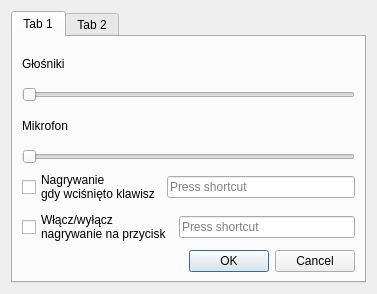
Qt form JaroEliCall/gui/settings.ui (jaroslaw-wieczorek/Project_IP_Telephony_Python_Voip) before a commit.
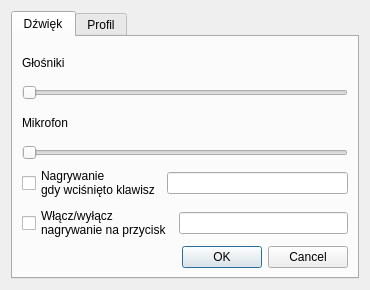
The same form after that commit. The open tabs and pages were chosen to show the change.

The edit to the form file:
```diff
--- a/JaroEliCall/gui/settings.ui
+++ b/JaroEliCall/gui/settings.ui
@@ -9,8 +9,8 @@
    <rect>
     <x>0</x>
     <y>0</y>
-    <width>377</width>
-    <height>294</height>
+    <width>370</width>
+    <height>290</height>
    </rect>
   </property>
   <property name="minimumSize">
@@ -22,8 +22,6 @@
   <property name="windowTitle">
    <string>Ustawienia</string>
   </property>
-  <layout class="QVBoxLayout" name="verticalLayout_4">
-   <item>
     <layout class="QVBoxLayout" name="verticalLayout_3">
      <item>
       <widget class="QTabWidget" name="tabWidget">
@@ -32,7 +30,7 @@
        </property>
        <widget class="QWidget" name="tab_sound">
         <attribute name="title">
-         <string>Tab 1</string>
+       <string>Dźwięk</string>
         </attribute>
         <layout class="QVBoxLayout" name="verticalLayout">
          <item>
@@ -78,7 +76,7 @@
             </widget>
            </item>
            <item>
-            <widget class="QKeySequenceEdit" name="keySequenceEdit"/>
+          <widget class="QLineEdit" name="lineEdit"/>
            </item>
           </layout>
          </item>
@@ -93,7 +91,7 @@
             </widget>
            </item>
            <item>
-            <widget class="QKeySequenceEdit" name="keySequenceEdit_2"/>
+          <widget class="QLineEdit" name="lineEdit_2"/>
            </item>
           </layout>
          </item>
@@ -111,12 +109,10 @@
        </widget>
        <widget class="QWidget" name="tab_crypto">
         <attribute name="title">
-         <string>Tab 2</string>
+       <string>Profil</string>
         </attribute>
        </widget>
       </widget>
-     </item>
-    </layout>
    </item>
   </layout>
  </widget>
```
Left out of the diff: 4 changed lines with no effect on the pictures. Lines whose indentation alone changed are shown as unchanged.
